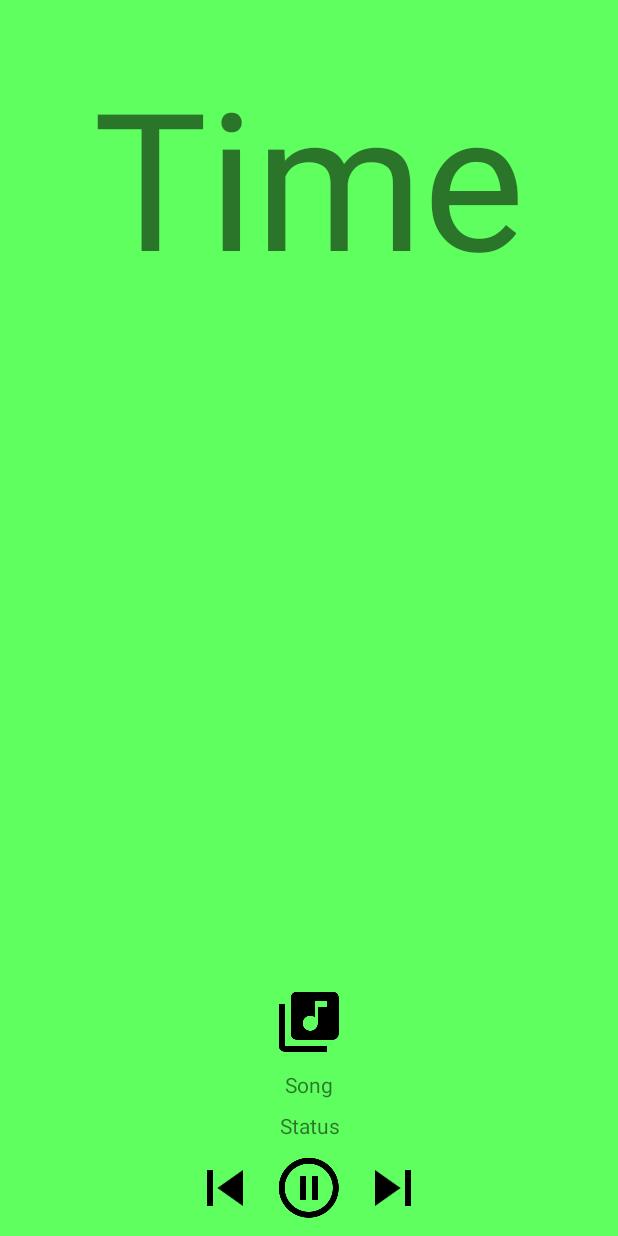
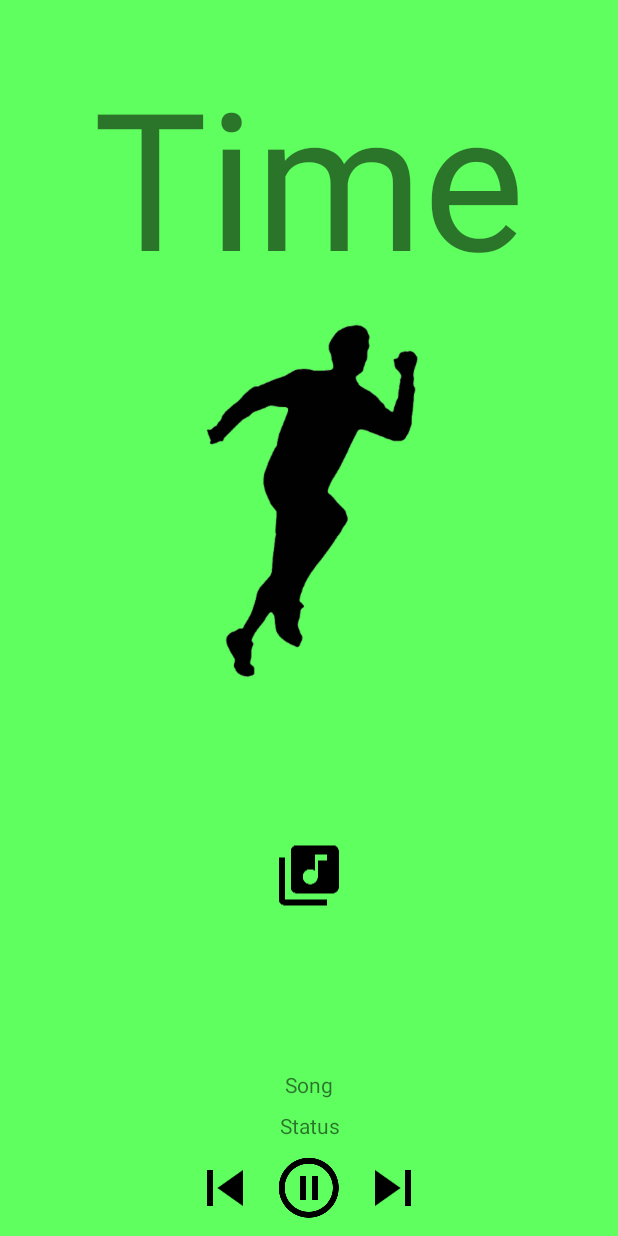
Before and after one commit to larseknu/MafunzoMuziki, an Android app: the layout activity_play.xml on its own in the app's theme, with its tools: preview values and no code run, on a phone screen of 412 x 824 dp. Run offline under Robolectric (Android 15) with nearby library versions, the phone set to English and light mode, and no system bars.

```diff
--- a/app/src/main/res/layout/activity_play.xml
+++ b/app/src/main/res/layout/activity_play.xml
@@ -2,11 +2,11 @@
 <android.support.constraint.ConstraintLayout xmlns:android="http://schemas.android.com/apk/res/android"
     xmlns:app="http://schemas.android.com/apk/res-auto"
     xmlns:tools="http://schemas.android.com/tools"
+    android:id="@+id/container"
     android:layout_width="match_parent"
     android:layout_height="match_parent"
-    tools:context="no.hiof.larseknu.mafonzomuziki.PlayActivity"
-    android:id="@+id/container"
-    android:background="@color/backgroundPlaying">
+    android:background="@color/backgroundPlaying"
+    tools:context="no.hiof.larseknu.mafonzomuziki.PlayActivity">
 
 
     <TextView
@@ -93,14 +93,33 @@
     <ImageView
         android:id="@+id/coverArtImageView"
         android:layout_width="wrap_content"
-        android:layout_height="wrap_content"
+        android:layout_height="0dp"
         android:layout_marginBottom="8dp"
         android:layout_marginEnd="8dp"
         android:layout_marginStart="8dp"
+        android:layout_marginTop="8dp"
         app:layout_constraintBottom_toTopOf="@+id/artistTextView"
         app:layout_constraintEnd_toEndOf="parent"
+        app:layout_constraintHorizontal_bias="0.5"
         app:layout_constraintStart_toStartOf="parent"
+        app:layout_constraintTop_toBottomOf="@+id/statusImageView"
         app:srcCompat="@drawable/ic_library_music" />
+
+    <ImageView
+        android:id="@+id/statusImageView"
+        android:layout_width="0dp"
+        android:layout_height="0dp"
+        android:layout_marginEnd="8dp"
+        android:layout_marginStart="8dp"
+        android:layout_marginTop="8dp"
+        android:scaleType="fitCenter"
+        app:layout_constraintBottom_toTopOf="@+id/coverArtImageView"
+        app:layout_constraintEnd_toEndOf="parent"
+        app:layout_constraintHorizontal_bias="0.5"
+        app:layout_constraintStart_toStartOf="parent"
+        app:layout_constraintTop_toBottomOf="@+id/timeTextView"
+        app:layout_constraintVertical_chainStyle="spread"
+        app:srcCompat="@drawable/interval_train" />
 
 
 </android.support.constraint.ConstraintLayout>
```
Also changed, not shown: app/src/main/AndroidManifest.xml (+9 -4 lines), app/src/main/java/no/hiof/larseknu/mafonzomuziki/MainActivity.java (+8 -2 lines), app/src/main/java/no/hiof/larseknu/mafonzomuziki/PlayActivity.java (+35 -1 lines), app/src/main/java/no/hiof/larseknu/mafonzomuziki/service/IntervalMusicService.java (+140 -37 lines), app/src/main/java/no/hiof/larseknu/mafonzomuziki/util/NotificationUtil.java (added, +23 -0 lines), app/src/main/res/drawable-hdpi/interval_relax.png (added), app/src/main/res/drawable-hdpi/interval_train.png (added), app/src/main/res/drawable-mdpi/interval_relax.png (added), app/src/main/res/drawable-mdpi/interval_train.png (added), app/src/main/res/drawable-xhdpi/interval_relax.png (added), app/src/main/res/drawable-xhdpi/interval_train.png (added), app/src/main/res/drawable-xxhdpi/interval_relax.png (added), app/src/main/res/drawable-xxhdpi/interval_train.png (added), app/src/main/res/drawable-xxxhdpi/interval_relax.png (added), 1 more files, 1 other file.
